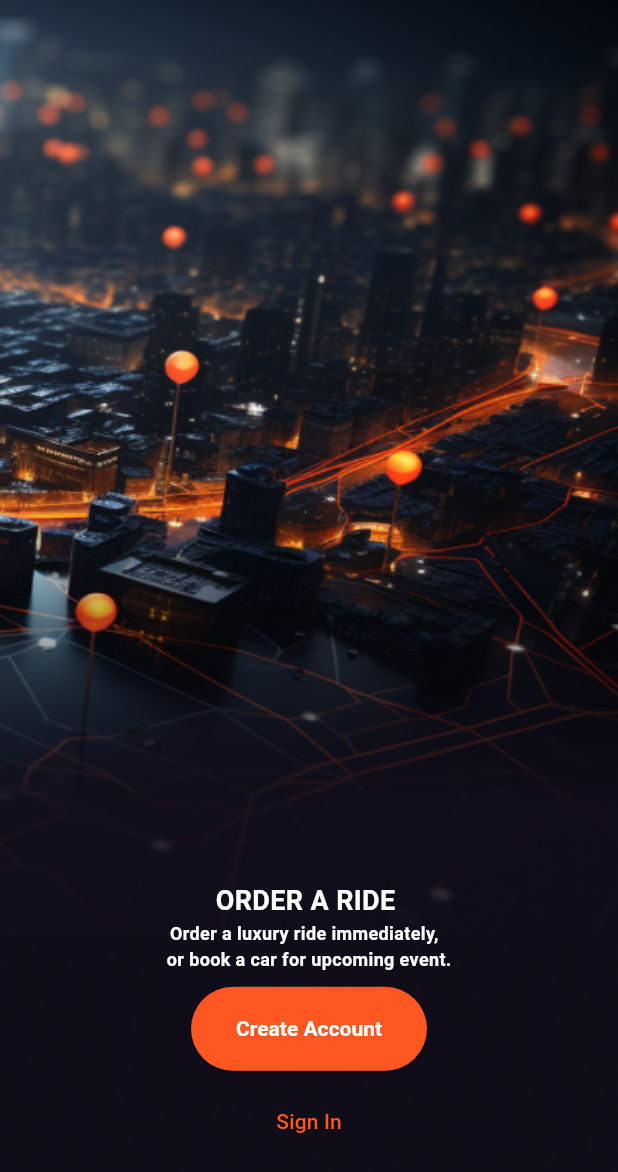
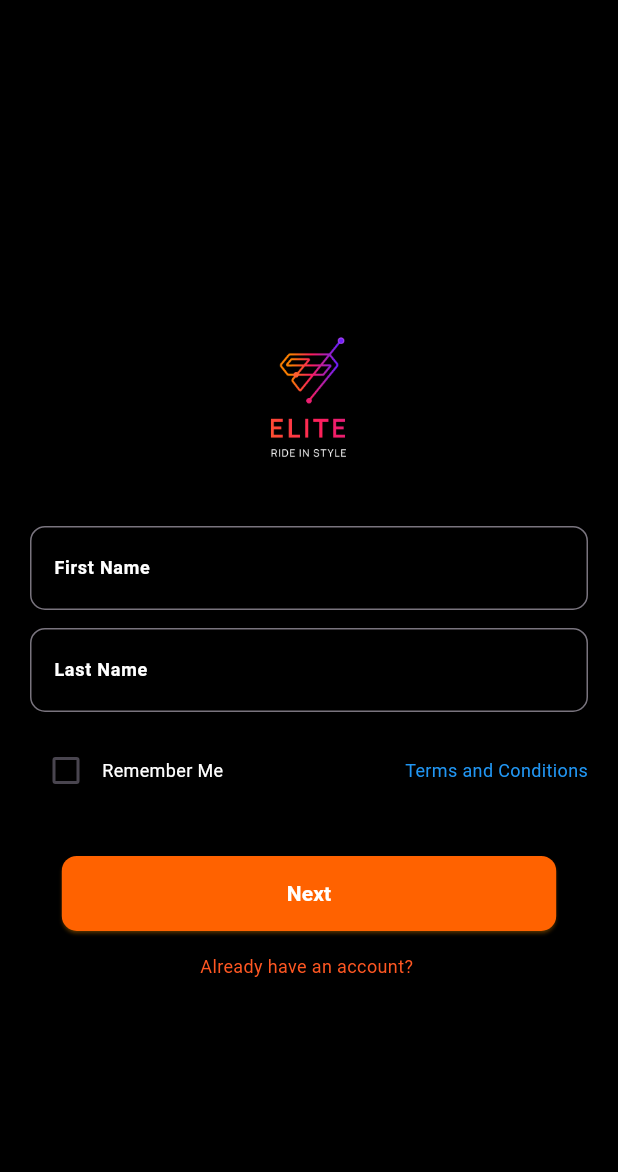
Before and after one commit to Musavir-Ali/Car-Rental-App-UI, a Flutter app: the screen it shows after launch, after a tap on "Create Account", on a phone screen of 412 x 824 dp. Shown: the top 1172 px of the screen. Run offline on Flutter 3.47's test engine with Material 3 defaults, Android fonts, the phone set to English and light mode, and no system bars; drawn by our look-alikes of carousel_slider; our stand-ins replace get.

Commit message:
Added files

```diff
--- /dev/null
+++ b/lib/CreateAccount.dart
@@ -0,0 +1,145 @@
+import 'package:flutter/material.dart';
+
+class CreateAccount extends StatefulWidget {
+  const CreateAccount({super.key});
+
+  @override
+  State<CreateAccount> createState() => _CreateAccountState();
+}
+
+class _CreateAccountState extends State<CreateAccount> {
+  @override
+  bool _isChecked = false;
+  Widget build(BuildContext context) {
+    return Scaffold(
+      backgroundColor: Colors.black,
+      body: Center(
+        child: Column(
+          mainAxisAlignment: MainAxisAlignment.center,
+          crossAxisAlignment: CrossAxisAlignment.center,
+          children: [
+            Padding(
+              padding: EdgeInsets.symmetric(
+                vertical: MediaQuery.of(context).size.height * 0.05,
+              ),
+              child: Center(
+                child: Container(
+                  width: 100,
+                  child: Image(
+                    image: AssetImage(
+                      "assets/images/Logo (1).png",
+                    ),
+                  ),
+                ),
+              ),
+            ),
+            Padding(
+              padding: EdgeInsets.symmetric(horizontal: 20.0),
+              child: TextField(
+                style: TextStyle(color: Colors.white),
+                decoration: InputDecoration(
+                  labelText: "First Name",
+                  labelStyle: TextStyle(
+                    color: Colors.white,
+                    fontSize: 12,
+                    fontWeight: FontWeight.bold,
+                  ),
+                  border: OutlineInputBorder(
+                    borderRadius: BorderRadius.circular(10.0),
+                    borderSide: BorderSide(color: Colors.white),
+                  ),
+                  focusedBorder: OutlineInputBorder(
+                    borderRadius: BorderRadius.circular(2.0),
+                    borderSide: BorderSide(color: Colors.white),
+                  ),
+                ),
+              ),
+            ),
+            SizedBox(height: 12),
+            Padding(
+              padding: EdgeInsets.symmetric(horizontal: 20.0),
+              child: TextField(
+                style: TextStyle(color: Colors.white),
+                decoration: InputDecoration(
+                  labelText: "Last Name",
+                  labelStyle: TextStyle(
+                    color: Colors.white,
+                    fontSize: 12,
+                    fontWeight: FontWeight.bold,
+                  ),
+                  border: OutlineInputBorder(
+                    borderRadius: BorderRadius.circular(10.0),
+                    borderSide: BorderSide(color: Colors.white),
+                  ),
+                  focusedBorder: OutlineInputBorder(
+                    borderRadius: BorderRadius.circular(2.0),
+                    borderSide: BorderSide(color: Colors.white),
+                  ),
+                ),
+              ),
+            ),
+            SizedBox(height: 15),
+            Padding(
+              padding: EdgeInsets.symmetric(horizontal: 20.0),
+              child: Row(
+                mainAxisAlignment: MainAxisAlignment.spaceBetween,
+                children: <Widget>[
+                  Row(
+                    children: [
+                      Checkbox(
+                        value: _isChecked,
+                        onChanged: (bool? value) {
+                          setState(() {
+                            _isChecked = value ?? false;
+                          });
+                        },
+                      ),
+                      const Text(
+                        'Remember Me',
+                        style: TextStyle(fontSize: 12, color: Colors.white),
+                      ),
+                    ],
+                  ),
+                  const Text("Terms and Conditions",
+                      style: TextStyle(fontSize: 12, color: Colors.blue)),
+                ],
+              ),
+            ),
+            SizedBox(
+              height: MediaQuery.of(context).size.height * 0.04,
+            ),
+            SizedBox(
+              child: ElevatedButton(
+                onPressed: () {},
+                child: Text(
+                  "Next",
+                  style: TextStyle(
+                    color: Colors.white,
+                    fontWeight: FontWeight.bold,
+                  ),
+                ),
+                style: ElevatedButton.styleFrom(
+                  padding: EdgeInsets.symmetric(vertical: 15.0),
+                  minimumSize: Size(
+                    MediaQuery.of(context).size.width * 0.8,
+                    0,
+                  ),
+                  backgroundColor: const Color.fromARGB(255, 255, 98, 0),
+                  shadowColor: Colors.orange,
+                  shape: RoundedRectangleBorder(
+                    borderRadius: BorderRadius.circular(10.0),
+                  ),
+                ),
+              ),
+            ),
+            const SizedBox(
+              height: 15,
+            ),
+            const Text("Already have an account? ",
+                style: TextStyle(fontSize: 12, color: Colors.deepOrange)),
+          ],
+        ),
+      ),
+    );
+  }
+}
--- a/lib/Splash.dart
+++ b/lib/Splash.dart
@@ -1,7 +1,8 @@
-import 'package:flutter/cupertino.dart';
 import 'package:flutter/material.dart';
 import 'package:carousel_slider/carousel_slider.dart';
-import 'package:flutter/widgets.dart';
+
+import 'package:get/route_manager.dart';
+import 'package:rental_app/CreateAccount.dart';
 
 class SplashScreen extends StatefulWidget {
   const SplashScreen({Key? key}) : super(key: key);
@@ -102,10 +103,17 @@ class _SplashScreenState extends State<SplashScreen> {
                             ),
                           ),
                           const SizedBox(
-                            height: 10,
+                            height: 15,
                           ),
                           ElevatedButton(
-                            onPressed: () {},
+                            onPressed: () {
+                              Navigator.push(
+                                context,
+                                MaterialPageRoute(
+                                  builder: (context) => CreateAccount(),
+                                ),
+                              );
+                            },
                             child: Text(
                               'Create Account',
                               style: TextStyle(color: Colors.white),
@@ -116,6 +124,9 @@ class _SplashScreenState extends State<SplashScreen> {
                                   horizontal: 30, vertical: 20),
                               textStyle: const TextStyle(
                                   fontSize: 14, fontWeight: FontWeight.bold),
+                              shape: RoundedRectangleBorder(
+                                borderRadius: BorderRadius.circular(10.0),
+                              ),
                             ),
                           ),
                           SizedBox(
--- a/pubspec.yaml
+++ b/pubspec.yaml
@@ -37,6 +37,7 @@ dependencies:
   cupertino_icons: ^1.0.6
   flutter_onboarding_slider: ^1.0.11
   carousel_slider: ^4.2.1
+  get: ^4.6.6
 
 
 
```
Also changed, not shown: pubspec.lock.
